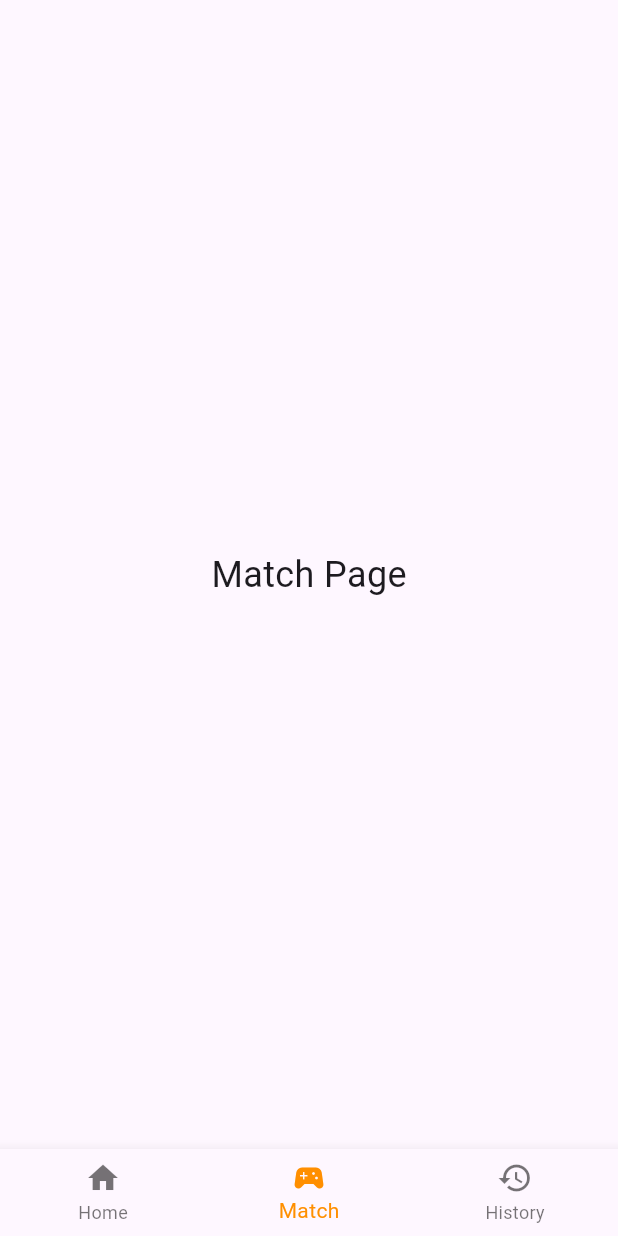
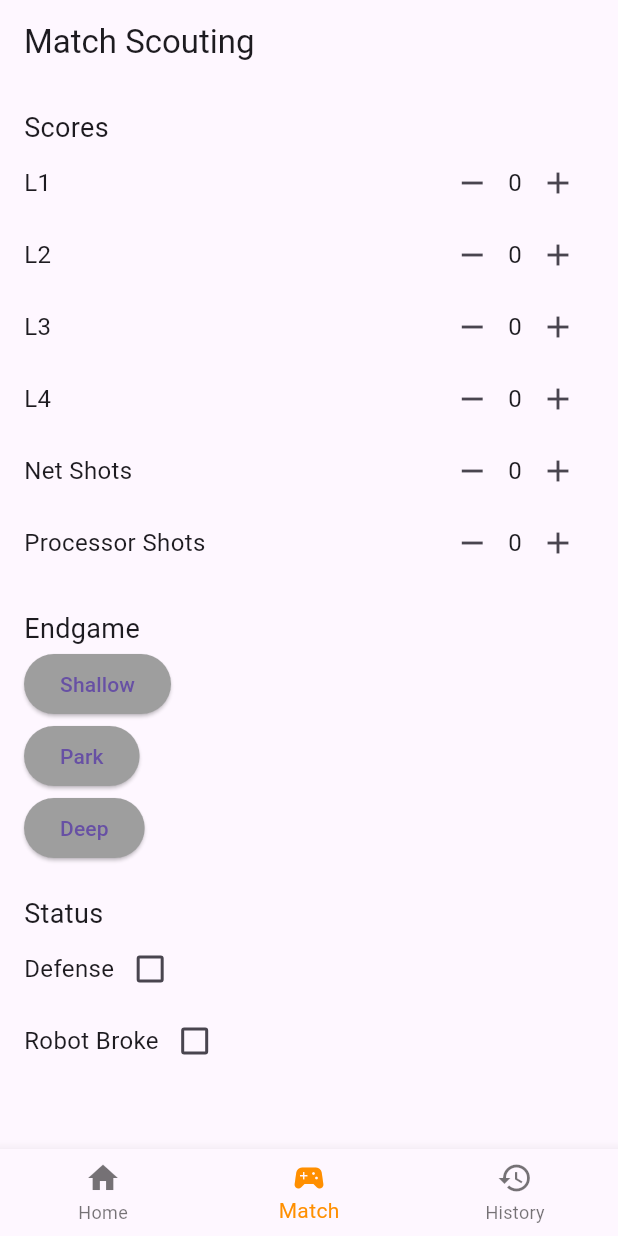
Before and after one commit to PaarasPurohit/optix_scouting, a Flutter app: the screen it shows after launch, item 2 of the bottom bar chosen, on a phone screen of 412 x 824 dp. Run offline on Flutter 3.47's test engine with Material 3 defaults, Android fonts, the phone set to English and light mode, and no system bars; missing offline and left inert: flutter_dropdown_search; project files that could hold a hidden picture were left out.

Commit message:
I need @Aarush to make "match.dart" look good

```diff
--- a/lib/main.dart
+++ b/lib/main.dart
@@ -1,5 +1,7 @@
 import 'package:flutter/material.dart';
 import 'package:optix_scouting/start.dart';
+import 'package:optix_scouting/match.dart';
+import 'package:optix_scouting/history.dart';
 
 void main() {
   runApp(MyApp());
@@ -68,27 +70,3 @@ class _MainPageState extends State<MainPage> {
     );
   }
 }
-
-class MatchPage extends StatelessWidget {
-  @override
-  Widget build(BuildContext context) {
-    return Center(
-      child: Text(
-        'Match Page',
-        style: TextStyle(fontSize: 24),
-      ),
-    );
-  }
-}
-
-class HistoryPage extends StatelessWidget {
-  @override
-  Widget build(BuildContext context) {
-    return Center(
-      child: Text(
-        'History Page',
-        style: TextStyle(fontSize: 24),
-      ),
-    );
-  }
-}
--- /dev/null
+++ b/lib/match.dart
@@ -0,0 +1,141 @@
+import 'package:flutter/material.dart';
+
+class MatchPage extends StatefulWidget {
+  @override
+  _MatchPageState createState() => _MatchPageState();
+}
+
+class _MatchPageState extends State<MatchPage> {
+  int l1Score = 0;
+  int l2Score = 0;
+  int l3Score = 0;
+  int l4Score = 0;
+  int netShots = 0;
+  int processorShots = 0;
+  bool shallowSelected = false;
+  bool parkSelected = false;
+  bool deepSelected = false;
+  bool defense = false;
+  bool robotBroke = false;
+
+  void _incrementCounter(Function(int) counter) {
+    setState(() {
+      counter(1);
+    });
+  }
+
+  void _decrementCounter(Function(int) counter) {
+    setState(() {
+      counter(-1);
+    });
+  }
+
+  @override
+  Widget build(BuildContext context) {
+    return Scaffold(
+      appBar: AppBar(
+        title: Text('Match Scouting'),
+      ),
+      body: Padding(
+        padding: const EdgeInsets.all(16.0),
+        child: Column(
+          crossAxisAlignment: CrossAxisAlignment.start,
+          children: [
+            Text('Scores', style: TextStyle(fontSize: 18)),
+            _buildCounter('L1', l1Score, (value) => l1Score += value),
+            _buildCounter('L2', l2Score, (value) => l2Score += value),
+            _buildCounter('L3', l3Score, (value) => l3Score += value),
+            _buildCounter('L4', l4Score, (value) => l4Score += value),
+            _buildCounter('Net Shots', netShots, (value) => netShots += value),
+            _buildCounter('Processor Shots', processorShots, (value) => processorShots += value),
+            SizedBox(height: 20),
+            Text('Endgame', style: TextStyle(fontSize: 18)),
+            _buildElevatedButton('Shallow', shallowSelected, () {
+              setState(() {
+                shallowSelected = !shallowSelected;
+                parkSelected = false;
+                deepSelected = false;
+              });
+            }),
+            _buildElevatedButton('Park', parkSelected, () {
+              setState(() {
+                parkSelected = !parkSelected;
+                shallowSelected = false;
+                deepSelected = false;
+              });
+            }),
+            _buildElevatedButton('Deep', deepSelected, () {
+              setState(() {
+                deepSelected = !deepSelected;
+                shallowSelected = false;
+                parkSelected = false;
+              });
+            }),
+            SizedBox(height: 20),
+            Text('Status', style: TextStyle(fontSize: 18)),
+            _buildCheckbox('Defense', defense, (value) {
+              setState(() {
+                defense = value!;
+              });
+            }),
+            _buildCheckbox('Robot Broke', robotBroke, (value) {
+              setState(() {
+                robotBroke = value!;
+              });
+            }),
+          ],
+        ),
+      ),
+    );
+  }
+
+  Widget _buildCounter(String label, int count, Function(int) counter) {
+    return Row(
+      mainAxisAlignment: MainAxisAlignment.spaceBetween,
+      children: [
+        Text(label, style: TextStyle(fontSize: 16)),
+        Row(
+          children: [
+            IconButton(
+              icon: Icon(Icons.remove),
+              onPressed: () {
+                if (count > 0) {
+                  _decrementCounter(counter);
+                }
+              },
+            ),
+            Text(count.toString(), style: TextStyle(fontSize: 16)),
+            IconButton(
+              icon: Icon(Icons.add),
+              onPressed: () {
+                _incrementCounter(counter);
+              },
+            ),
+          ],
+        ),
+      ],
+    );
+  }
+
+  Widget _buildElevatedButton(String label, bool selected, VoidCallback onPressed) {
+    return ElevatedButton(
+      onPressed: onPressed,
+      style: ElevatedButton.styleFrom(
+        backgroundColor: selected ? Colors.green : Colors.grey,
+      ),
+      child: Text(label),
+    );
+  }
+
+  Widget _buildCheckbox(String label, bool value, Function(bool?) onChanged) {
+    return Row(
+      children: [
+        Text(label, style: TextStyle(fontSize: 16)),
+        Checkbox(
+          value: value,
+          onChanged: onChanged,
+        ),
+      ],
+    );
+  }
+}
--- a/pubspec.yaml
+++ b/pubspec.yaml
@@ -54,6 +54,7 @@ dev_dependencies:
 flutter:
   assets:
     - assets/databases/teams.json
+    - assets/databases/events.json
     - assets/images/
   # The following line ensures that the Material Icons font is
   # included with your application, so that you can use the icons in
```
Also changed, not shown: lib/data.dart (added, +60 -0 lines), lib/history.dart (added, +15 -0 lines), lib/start.dart (+10 -10 lines).
